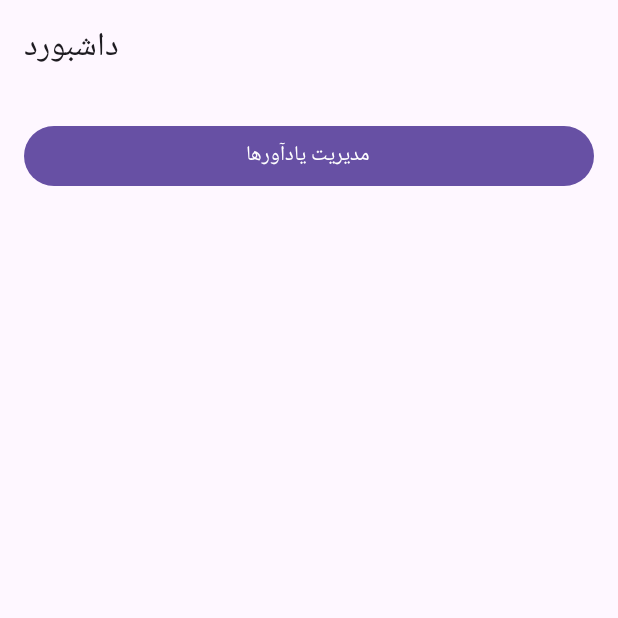
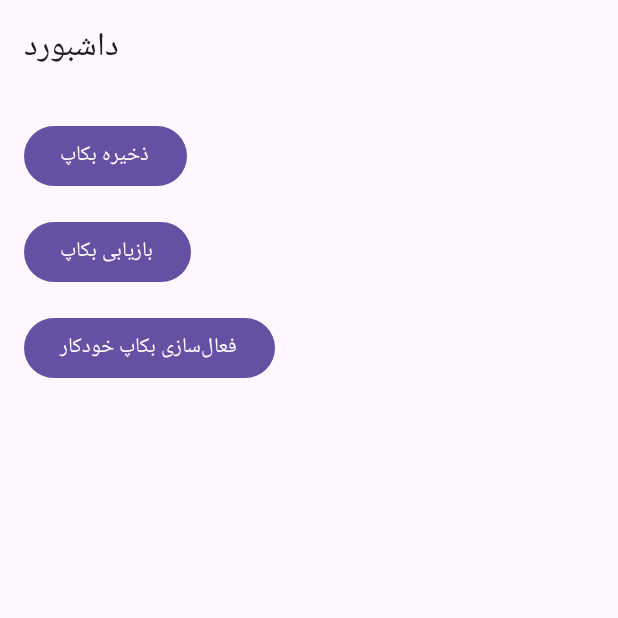
Before and after one commit to ghadirb/YarHooshmand, an Android app built with Jetpack Compose: the screen it shows after launch (MainActivity), on a phone screen of 412 x 824 dp, the top half of it. Run offline under Robolectric (Android 15) with nearby library versions, the phone set to English and light mode, and no system bars; our stand-ins replace Room's generated code.

Commit message:
Update DashboardScreen.kt

```diff
--- a/app/src/main/java/org/yarhooshmand/smartv3/ui/DashboardScreen.kt
+++ b/app/src/main/java/org/yarhooshmand/smartv3/ui/DashboardScreen.kt
@@ -1,28 +1,76 @@
 package org.yarhooshmand.smartv3.ui
 
+import android.content.Context
+import android.net.Uri
+import androidx.activity.compose.rememberLauncherForActivityResult
+import androidx.activity.result.contract.ActivityResultContracts
 import androidx.compose.foundation.layout.*
 import androidx.compose.material3.*
-import androidx.compose.runtime.Composable
+import androidx.compose.runtime.*
 import androidx.compose.ui.Modifier
+import androidx.compose.ui.platform.LocalContext
 import androidx.compose.ui.unit.dp
 import androidx.navigation.NavController
+import kotlinx.coroutines.launch
+import org.yarhooshmand.smartv3.backup.BackupUtils
+import org.yarhooshmand.smartv3.backup.BackupWorker
 
-@OptIn(ExperimentalMaterial3Api::class)
 @Composable
 fun DashboardScreen(navController: NavController) {
+    val context = LocalContext.current
+    val scope = rememberCoroutineScope()
+    var backupStatus by remember { mutableStateOf<String?>(null) }
+
+    val createBackupLauncher =
+        rememberLauncherForActivityResult(ActivityResultContracts.CreateDocument("application/json")) { uri: Uri? ->
+            uri?.let {
+                scope.launch {
+                    BackupUtils.writeBackupToUri(context, it)
+                    backupStatus = "بکاپ با موفقیت ذخیره شد"
+                }
+            }
+        }
+
+    val restoreBackupLauncher =
+        rememberLauncherForActivityResult(ActivityResultContracts.OpenDocument()) { uri: Uri? ->
+            uri?.let {
+                scope.launch {
+                    BackupUtils.readBackupFromUri(context, it)
+                    backupStatus = "بکاپ با موفقیت بازیابی شد"
+                }
+            }
+        }
+
     Scaffold(
-        topBar = { TopAppBar(title = { Text("داشبورد") }) }
+        topBar = {
+            TopAppBar(title = { Text("داشبورد") })
+        }
     ) { padding ->
         Column(
             modifier = Modifier
                 .fillMaxSize()
                 .padding(padding)
-                .padding(16.dp)
+                .padding(16.dp),
+            verticalArrangement = Arrangement.spacedBy(16.dp)
         ) {
-            Button(
-                onClick = { navController.navigate("reminders") },
-                modifier = Modifier.fillMaxWidth()
-            ) { Text("مدیریت یادآورها") }
+            Button(onClick = { createBackupLauncher.launch("reminders_backup.json") }) {
+                Text("ذخیره بکاپ")
+            }
+
+            Button(onClick = { restoreBackupLauncher.launch(arrayOf("application/json")) }) {
+                Text("بازیابی بکاپ")
+            }
+
+            Button(onClick = {
+                BackupWorker.scheduleAutoBackup(context)
+                backupStatus = "بکاپ خودکار فعال شد"
+            }) {
+                Text("فعال‌سازی بکاپ خودکار")
+            }
+
+            backupStatus?.let {
+                Text(text = it, style = MaterialTheme.typography.bodyMedium)
+            }
         }
     }
 }
```
